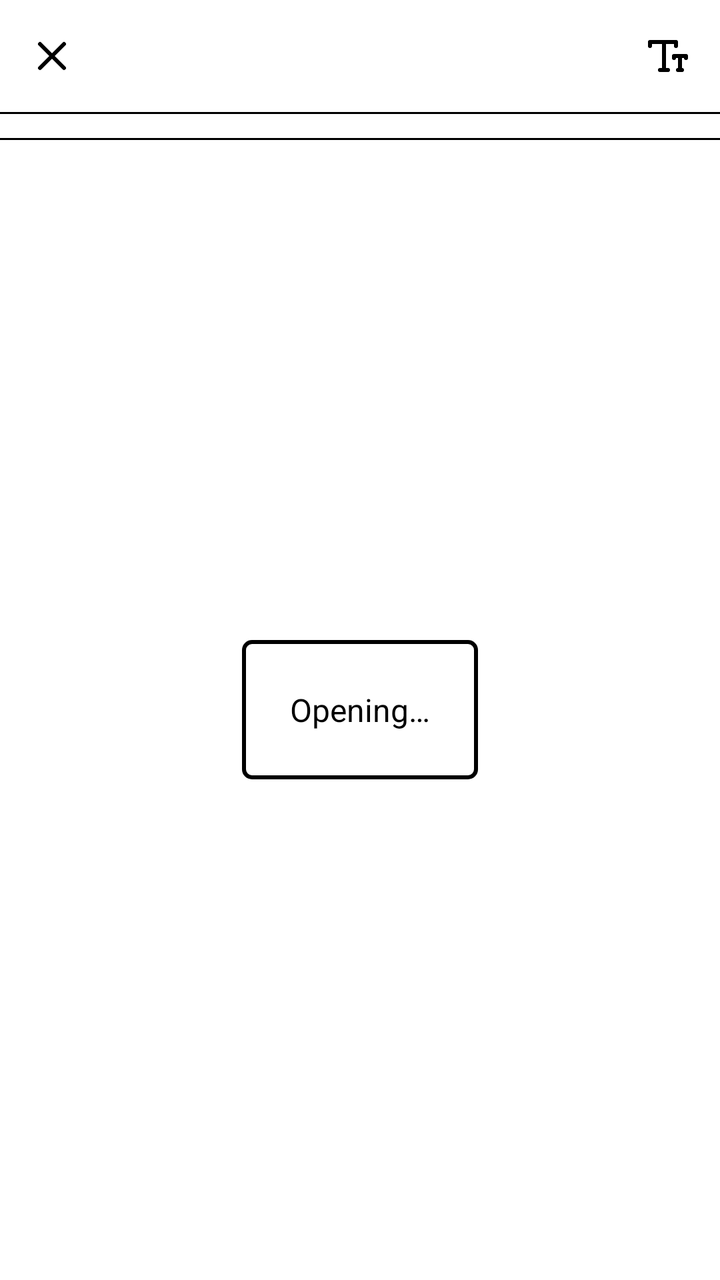
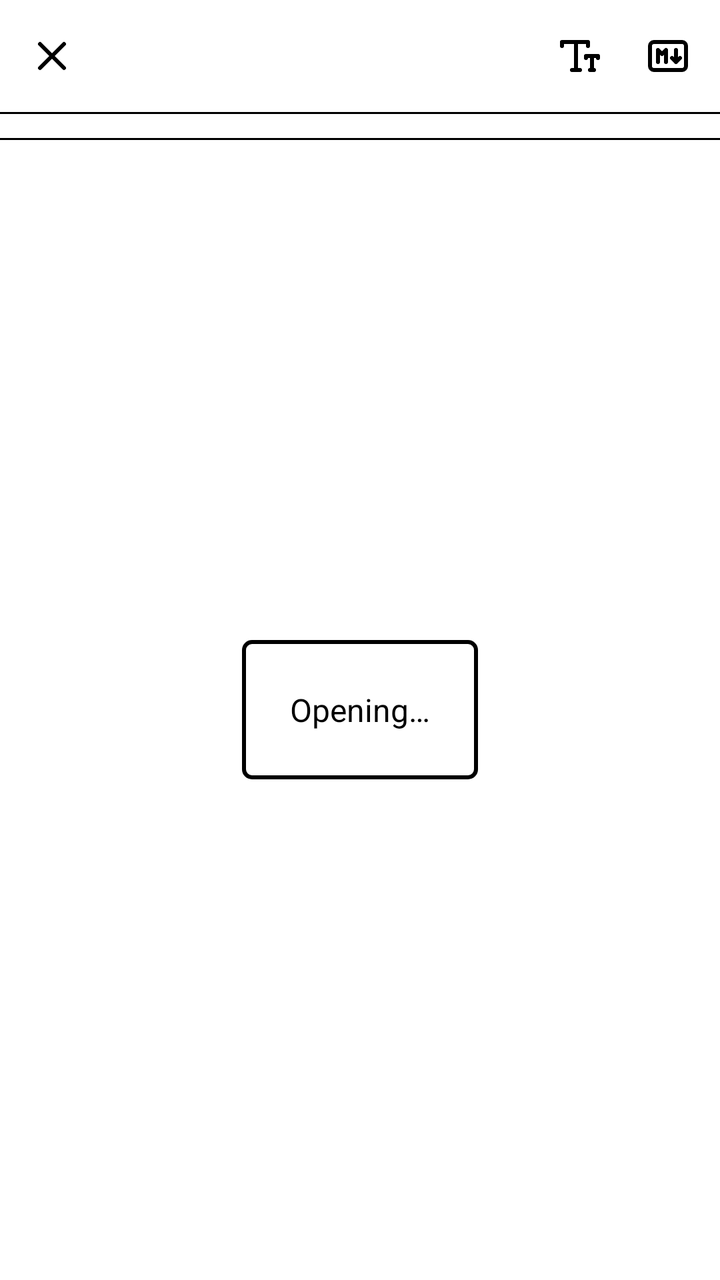

An Android layout rendered at two revisions. The XML below is the earlier revision; the diff shows what the commit changed to produce the second picture.
<!-- AndroidManifest.xml: application theme Theme.Soil -->
<!-- res/layout/activity_document.xml -->
<?xml version="1.0" encoding="utf-8"?>
<LinearLayout xmlns:android="http://schemas.android.com/apk/res/android"
    android:id="@+id/root"
    android:layout_width="match_parent"
    android:layout_height="match_parent"
    android:background="@color/paperWhite"
    android:orientation="vertical">

    
    <FrameLayout
        android:id="@+id/topBarRow"
        android:layout_width="match_parent"
        android:layout_height="@dimen/toolbar_bar_thickness"
        android:paddingStart="4dp"
        android:paddingEnd="4dp">

        <TextView
            android:id="@+id/title"
            android:layout_width="wrap_content"
            android:layout_height="wrap_content"
            android:layout_gravity="center"
            android:layout_marginStart="56dp"
            android:layout_marginEnd="56dp"
            android:ellipsize="end"
            android:singleLine="true"
            android:textColor="@color/inkBlack"
            android:textSize="16sp" />

        <androidx.appcompat.widget.AppCompatImageButton
            android:id="@+id/btnBack"
            style="@style/Widget.Soil.ToolbarButton"
            android:layout_gravity="start|center_vertical"
            android:contentDescription="@string/cd_close"
            android:src="@drawable/ic_x" />

        <androidx.appcompat.widget.AppCompatImageButton
            android:id="@+id/btnTextSize"
            style="@style/Widget.Soil.ToolbarButton"
            android:layout_gravity="end|center_vertical"
            android:contentDescription="@string/cd_text_size"
            android:src="@drawable/ic_text_size" />

    </FrameLayout>

    <View
        android:layout_width="match_parent"
        android:layout_height="1dp"
        android:background="@color/inkBlack" />

    
    <LinearLayout
        android:id="@+id/formatBar"
        android:layout_width="match_parent"
        android:layout_height="wrap_content"
        android:gravity="center_vertical"
        android:orientation="horizontal"
        android:paddingStart="8dp"
        android:paddingTop="6dp"
        android:paddingEnd="8dp"
        android:paddingBottom="6dp" />

    
    <LinearLayout
        android:id="@+id/overflowPanel"
        android:layout_width="match_parent"
        android:layout_height="wrap_content"
        android:background="@drawable/shape_bordered"
        android:orientation="vertical"
        android:visibility="gone" />
    
    <LinearLayout
        android:id="@+id/findBar"
        android:layout_width="match_parent"
        android:layout_height="wrap_content"
        android:orientation="vertical"
        android:visibility="gone">

        <View
            android:layout_width="match_parent"
            android:layout_height="1dp"
            android:background="@color/inkBlack" />

        <LinearLayout
            android:layout_width="match_parent"
            android:layout_height="wrap_content"
            android:gravity="center_vertical"
            android:orientation="horizontal"
            android:paddingStart="12dp"
            android:paddingTop="6dp"
            android:paddingEnd="8dp"
            android:paddingBottom="2dp">

            <androidx.appcompat.widget.AppCompatEditText
                android:id="@+id/findField"
                android:layout_width="0dp"
                android:layout_height="wrap_content"
                android:layout_weight="1"
                android:background="@drawable/shape_bordered"
                android:hint="@string/find_hint"
                android:imeOptions="actionSearch|flagNoFullscreen|flagNoExtractUi"
                android:inputType="text|textNoSuggestions"
                android:paddingStart="10dp"
                android:paddingTop="6dp"
                android:paddingEnd="10dp"
                android:paddingBottom="6dp"
                android:singleLine="true"
                android:textColor="@color/inkBlack"
                android:textColorHint="@color/inkLight"
                android:textSize="14sp" />

            
            <TextView
                android:id="@+id/findCount"
                android:layout_width="wrap_content"
                android:layout_height="wrap_content"
                android:gravity="center"
                android:minWidth="48dp"
                android:paddingStart="4dp"
                android:paddingEnd="4dp"
                android:singleLine="true"
                android:textColor="@color/inkBlack"
                android:textSize="12sp" />

            <androidx.appcompat.widget.AppCompatImageButton
                android:id="@+id/btnFindPrev"
                style="@style/Widget.Soil.ToolbarButton"
                android:contentDescription="@string/cd_find_prev"
                android:focusable="false"
                android:focusableInTouchMode="false"
                android:src="@drawable/ic_page_prev" />

            <androidx.appcompat.widget.AppCompatImageButton
                android:id="@+id/btnFindNext"
                style="@style/Widget.Soil.ToolbarButton"
                android:contentDescription="@string/cd_find_next"
                android:focusable="false"
                android:focusableInTouchMode="false"
                android:src="@drawable/ic_page_next" />

            <androidx.appcompat.widget.AppCompatImageButton
                android:id="@+id/btnFindClose"
                style="@style/Widget.Soil.ToolbarButton"
                android:contentDescription="@string/cd_find_close"
                android:focusable="false"
                android:focusableInTouchMode="false"
                android:src="@drawable/ic_x" />

        </LinearLayout>

        <LinearLayout
            android:layout_width="match_parent"
            android:layout_height="wrap_content"
            android:gravity="center_vertical"
            android:orientation="horizontal"
            android:paddingStart="12dp"
            android:paddingTop="2dp"
            android:paddingEnd="8dp"
            android:paddingBottom="6dp">

            <androidx.appcompat.widget.AppCompatEditText
                android:id="@+id/replaceField"
                android:layout_width="0dp"
                android:layout_height="wrap_content"
                android:layout_weight="1"
                android:background="@drawable/shape_bordered"
                android:hint="@string/find_replace_hint"
                android:imeOptions="actionSearch|flagNoFullscreen|flagNoExtractUi"
                android:inputType="text|textNoSuggestions"
                android:paddingStart="10dp"
                android:paddingTop="6dp"
                android:paddingEnd="10dp"
                android:paddingBottom="6dp"
                android:singleLine="true"
                android:textColor="@color/inkBlack"
                android:textColorHint="@color/inkLight"
                android:textSize="14sp" />

            <androidx.appcompat.widget.AppCompatButton
                android:id="@+id/btnReplace"
                android:layout_width="wrap_content"
                android:layout_height="wrap_content"
                android:layout_marginStart="4dp"
                android:background="@drawable/bg_toolbar_button"
                android:contentDescription="@string/cd_find_replace_one"
                android:focusable="false"
                android:focusableInTouchMode="false"
                android:minWidth="0dp"
                android:minHeight="0dp"
                android:paddingStart="10dp"
                android:paddingTop="4dp"
                android:paddingEnd="10dp"
                android:paddingBottom="4dp"
                android:stateListAnimator="@null"
                android:text="@string/find_replace_one"
                android:textAllCaps="false"
                android:textColor="@color/inkBlack"
                android:textSize="12sp" />

            <androidx.appcompat.widget.AppCompatButton
                android:id="@+id/btnReplaceAll"
                android:layout_width="wrap_content"
                android:layout_height="wrap_content"
                android:layout_marginStart="4dp"
                android:background="@drawable/bg_toolbar_button"
                android:contentDescription="@string/cd_find_replace_all"
                android:focusable="false"
                android:focusableInTouchMode="false"
                android:minWidth="0dp"
                android:minHeight="0dp"
                android:paddingStart="10dp"
                android:paddingTop="4dp"
                android:paddingEnd="10dp"
                android:paddingBottom="4dp"
                android:stateListAnimator="@null"
                android:text="@string/find_replace_all"
                android:textAllCaps="false"
                android:textColor="@color/inkBlack"
                android:textSize="12sp" />

        </LinearLayout>
    </LinearLayout>

    <View
        android:layout_width="match_parent"
        android:layout_height="1dp"
        android:background="@color/inkBlack" />

    <FrameLayout
        android:layout_width="match_parent"
        android:layout_height="0dp"
        android:layout_weight="1">

        
        <androidx.appcompat.widget.AppCompatEditText
            android:id="@+id/editor"
            android:layout_width="match_parent"
            android:layout_height="match_parent"
            android:background="@color/paperWhite"
            android:gravity="top|start"
            android:hint="@string/document_hint"
            android:imeOptions="flagNoFullscreen|flagNoExtractUi"
            android:inputType="textMultiLine|textCapSentences|textNoSuggestions"
            android:lineSpacingMultiplier="1.2"
            android:paddingStart="16dp"
            android:paddingTop="16dp"
            android:paddingEnd="16dp"
            android:paddingBottom="32dp"
            android:saveEnabled="false"
            android:scrollbars="vertical"
            android:textColor="@color/inkBlack"
            android:textColorHint="@color/inkLight"
            android:textSize="16sp"
            android:typeface="monospace"
            android:visibility="gone" />

        <TextView
            android:id="@+id/opening"
            android:layout_width="wrap_content"
            android:layout_height="wrap_content"
            android:layout_gravity="center"
            android:background="@drawable/shape_dialog_bordered"
            android:padding="24dp"
            android:text="@string/open_opening"
            android:textColor="@color/inkBlack"
            android:textSize="16sp" />

    </FrameLayout>

</LinearLayout>
<!-- resources referenced by this layout -->
<resources>
  <color name="inkBlack">#000000</color>
  <color name="inkLight">#888888</color>
  <color name="paperWhite">#FFFFFF</color>
  <dimen name="toolbar_bar_thickness">56dp</dimen>
  <!-- drawable shape_bordered (drawable) -->
  <?xml version="1.0" encoding="utf-8"?>
  <shape xmlns:android="http://schemas.android.com/apk/res/android">
      <solid android:color="@color/paperWhite" />
      <stroke android:width="1dp" android:color="@color/inkBlack" />
      <corners android:radius="4dp" />
  </shape>
  <!-- drawable shape_dialog_bordered (drawable) -->
  <?xml version="1.0" encoding="utf-8"?>
  <shape xmlns:android="http://schemas.android.com/apk/res/android">
      <solid android:color="@color/paperWhite" />
      <stroke android:width="2dp" android:color="@color/inkBlack" />
      <corners android:radius="4dp" />
  </shape>
  <string name="cd_close">Close</string>
  <string name="cd_find_close">Close find</string>
  <string name="cd_find_next">Next match  ·  Enter</string>
  <string name="cd_find_prev">Previous match</string>
  <string name="cd_find_replace_all">Replace every match — one edit, one Ctrl+Z</string>
  <string name="cd_find_replace_one">Replace the current match, then find the next</string>
  <string name="cd_text_size">Text size</string>
  <string name="document_hint">Start writing…</string>
  <string name="find_hint">Find</string>
  <string name="find_replace_all">All</string>
  <string name="find_replace_hint">Replace with</string>
  <string name="find_replace_one">Replace</string>
  <string name="open_opening">Opening…</string>
  <style name="Widget.Soil.ToolbarButton" parent="">
          <item name="android:layout_width">@dimen/toolbar_button_size</item>
          <item name="android:layout_height">@dimen/toolbar_button_size</item>
          <item name="android:background">@drawable/bg_toolbar_button</item>
          <item name="android:padding">@dimen/toolbar_button_padding</item>
          <item name="android:scaleType">fitCenter</item>
          <item name="android:stateListAnimator">@null</item>
      </style>
  <dimen name="toolbar_button_size">44dp</dimen>
  <dimen name="toolbar_button_padding">10dp</dimen>
  <style name="Widget.Soil.DialogButton" parent="Widget.AppCompat.Button.ButtonBar.AlertDialog">
          <item name="android:textColor">@color/inkBlack</item>
          <item name="android:textAllCaps">false</item>
          <item name="android:stateListAnimator">@null</item>
          <item name="android:background">@android:color/transparent</item>
          <item name="android:layout_marginStart">16dp</item>
          <item name="android:paddingStart">16dp</item>
          <item name="android:paddingEnd">16dp</item>
      </style>
  <!-- unchanged entries left out for length: 7 -->
</resources>

<!-- the commit's change to res/layout/activity_document.xml (unified diff, before → after) -->
@@ -19,8 +19,8 @@
             android:layout_width="wrap_content"
             android:layout_height="wrap_content"
             android:layout_gravity="center"
-            android:layout_marginStart="56dp"
-            android:layout_marginEnd="56dp"
+            android:layout_marginStart="100dp"
+            android:layout_marginEnd="100dp"
             android:ellipsize="end"
             android:singleLine="true"
             android:textColor="@color/inkBlack"
@@ -33,12 +33,26 @@
             android:contentDescription="@string/cd_close"
             android:src="@drawable/ic_x" />
 
-        <androidx.appcompat.widget.AppCompatImageButton
-            android:id="@+id/btnTextSize"
-            style="@style/Widget.Soil.ToolbarButton"
-            android:layout_gravity="end|center_vertical"
-            android:contentDescription="@string/cd_text_size"
-            android:src="@drawable/ic_text_size" />
+        <LinearLayout
+            android:layout_width="wrap_content"
+            android:layout_height="match_parent"
+            android:layout_gravity="end"
+            android:gravity="center_vertical"
+            android:orientation="horizontal">
+
+            <androidx.appcompat.widget.AppCompatImageButton
+                android:id="@+id/btnTextSize"
+                style="@style/Widget.Soil.ToolbarButton"
+                android:contentDescription="@string/cd_text_size"
+                android:src="@drawable/ic_text_size" />
+
+            
+            <androidx.appcompat.widget.AppCompatImageButton
+                android:id="@+id/btnMode"
+                style="@style/Widget.Soil.ToolbarButton"
+                android:contentDescription="@string/cd_mode"
+                android:src="@drawable/ic_markdown" />
+        </LinearLayout>
 
     </FrameLayout>
 
@@ -229,6 +243,28 @@
         android:layout_width="match_parent"
         android:layout_height="0dp"
         android:layout_weight="1">
+
+        
+        <com.symmetricalpalmtree.soil.docsprout.editor.rich.RichEditText
+            android:id="@+id/rich"
+            android:layout_width="match_parent"
+            android:layout_height="match_parent"
+            android:background="@color/paperWhite"
+            android:gravity="top|start"
+            android:hint="@string/document_hint"
+            android:imeOptions="flagNoFullscreen|flagNoExtractUi"
+            android:inputType="textMultiLine|textCapSentences|textNoSuggestions"
+            android:lineSpacingMultiplier="1.15"
+            android:paddingStart="20dp"
+            android:paddingTop="16dp"
+            android:paddingEnd="20dp"
+            android:paddingBottom="32dp"
+            android:saveEnabled="false"
+            android:scrollbars="vertical"
+            android:textColor="@color/inkBlack"
+            android:textColorHint="@color/inkLight"
+            android:textSize="18sp"
+            android:visibility="gone" />
 
         
         <androidx.appcompat.widget.AppCompatEditText
<!-- resource entries referenced after the edit -->
@@ -4,6 +4,35 @@
   <color name="inkLight">#888888</color>
   <color name="paperWhite">#FFFFFF</color>
   <dimen name="toolbar_bar_thickness">56dp</dimen>
+  <!-- drawable ic_markdown (drawable) -->
+  <?xml version="1.0" encoding="utf-8"?>
+  <vector xmlns:android="http://schemas.android.com/apk/res/android"
+      android:width="24dp"
+      android:height="24dp"
+      android:viewportWidth="24"
+      android:viewportHeight="24">
+      <path
+          android:fillColor="@android:color/transparent"
+          android:strokeColor="@color/inkBlack"
+          android:strokeWidth="2"
+          android:strokeLineCap="round"
+          android:strokeLineJoin="round"
+          android:pathData="M3 7a2 2 0 0 1 2 -2h14a2 2 0 0 1 2 2v10a2 2 0 0 1 -2 2h-14a2 2 0 0 1 -2 -2z"/>
+      <path
+          android:fillColor="@android:color/transparent"
+          android:strokeColor="@color/inkBlack"
+          android:strokeWidth="2"
+          android:strokeLineCap="round"
+          android:strokeLineJoin="round"
+          android:pathData="M7 15v-6l2 2l2 -2v6"/>
+      <path
+          android:fillColor="@android:color/transparent"
+          android:strokeColor="@color/inkBlack"
+          android:strokeWidth="2"
+          android:strokeLineCap="round"
+          android:strokeLineJoin="round"
+          android:pathData="M14 13l2 2l2 -2m-2 2v-6"/>
+  </vector>
   <!-- drawable shape_bordered (drawable) -->
   <?xml version="1.0" encoding="utf-8"?>
   <shape xmlns:android="http://schemas.android.com/apk/res/android">
@@ -24,6 +53,7 @@
   <string name="cd_find_prev">Previous match</string>
   <string name="cd_find_replace_all">Replace every match — one edit, one Ctrl+Z</string>
   <string name="cd_find_replace_one">Replace the current match, then find the next</string>
+  <string name="cd_mode">Markdown source  ·  Ctrl+P</string>
   <string name="cd_text_size">Text size</string>
   <string name="document_hint">Start writing…</string>
   <string name="find_hint">Find</string>
